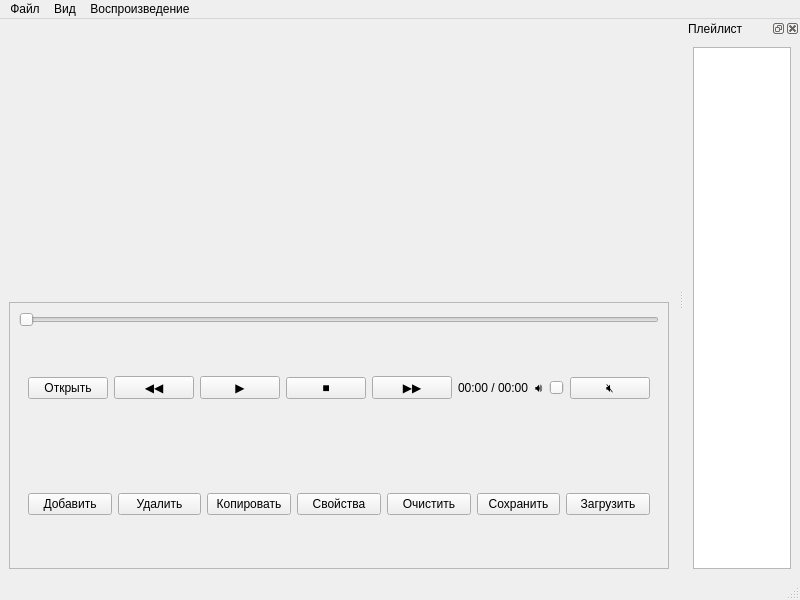
First picture: the form in SimplePlayer/mainwindow.ui, repository den0011/SimplePlayer, before the edit.
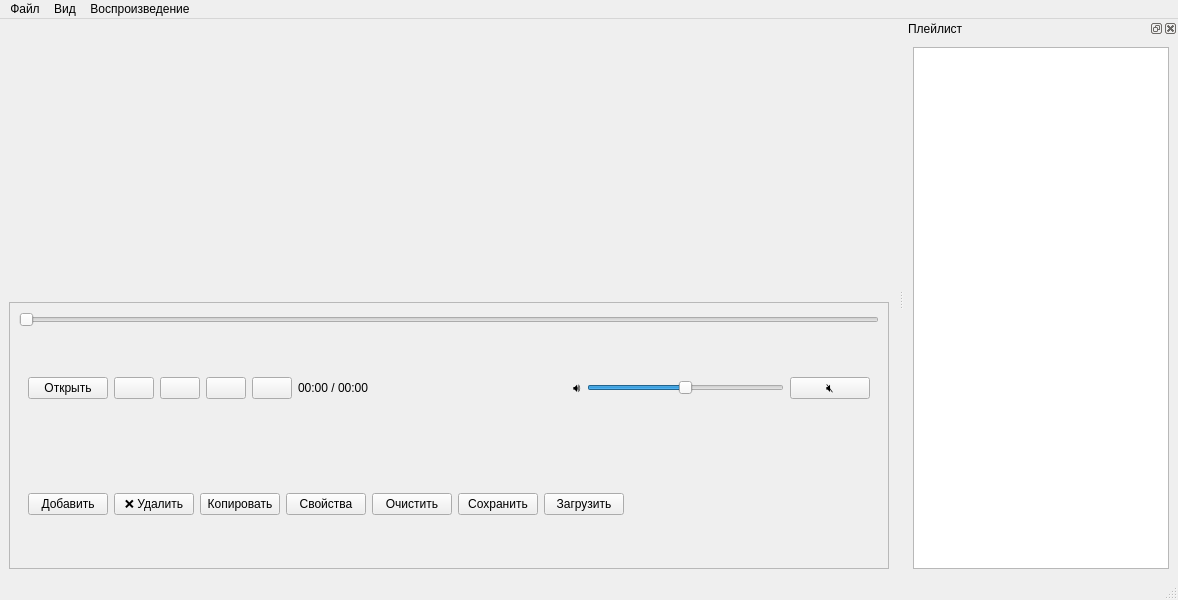
Second picture: the form after the edit.

```diff
--- a/SimplePlayer/mainwindow.ui
+++ b/SimplePlayer/mainwindow.ui
@@ -6,7 +6,7 @@
   <rect>
    <x>0</x>
    <y>0</y>
-   <width>800</width>
+    <width>1178</width>
    <height>600</height>
   </rect>
  </property>
@@ -49,28 +49,28 @@
          <item>
           <widget class="QPushButton" name="btnPrev">
            <property name="text">
-            <string>◀◀</string>
+             <string/>
            </property>
           </widget>
          </item>
          <item>
           <widget class="QPushButton" name="btnPlay">
            <property name="text">
-            <string>▶</string>
+             <string/>
            </property>
           </widget>
          </item>
          <item>
           <widget class="QPushButton" name="btnStop">
            <property name="text">
-            <string>■</string>
+             <string/>
            </property>
           </widget>
          </item>
          <item>
           <widget class="QPushButton" name="btnNext">
            <property name="text">
-            <string>▶▶</string>
+             <string/>
            </property>
           </widget>
          </item>
@@ -140,7 +140,13 @@
          <item>
           <widget class="QPushButton" name="btnDelete">
            <property name="text">
-            <string>Удалить</string>
+             <string>❌ Удалить</string>
+            </property>
+            <property name="iconSize">
+             <size>
+              <width>16</width>
+              <height>16</height>
+             </size>
            </property>
           </widget>
          </item>
@@ -179,6 +185,19 @@
            </property>
           </widget>
          </item>
+          <item>
+           <spacer name="horizontalSpacer_2">
+            <property name="orientation">
+             <enum>Qt::Horizontal</enum>
+            </property>
+            <property name="sizeHint" stdset="0">
+             <size>
+              <width>40</width>
+              <height>20</height>
+             </size>
+            </property>
+           </spacer>
+          </item>
         </layout>
        </widget>
       </item>
@@ -192,7 +211,7 @@
    <rect>
     <x>0</x>
     <y>0</y>
-    <width>800</width>
+     <width>1178</width>
     <height>21</height>
    </rect>
   </property>
```
Left out of the diff: 30 changed lines with no effect on the pictures. Lines whose indentation alone changed are shown as unchanged.
